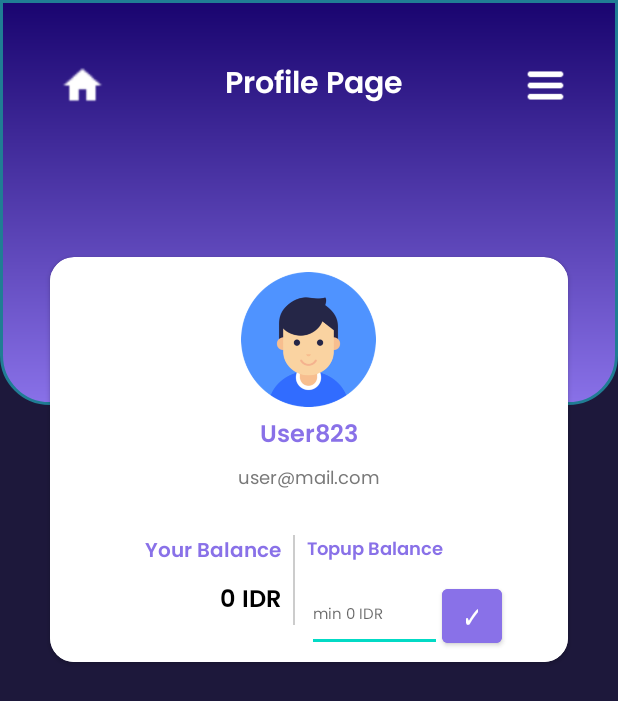
After one commit to torianyap/VACash, an Android app: the Profile screen opened directly, with no data from a screen before it, on a phone screen of 412 x 824 dp. The commit adds this screen. Shown: the top 701 px of the screen. Run offline under Robolectric (Android 15) with nearby library versions, the phone set to English and light mode, and no system bars.

Commit message:
atasnya profile page

```diff
--- a/app/src/main/AndroidManifest.xml
+++ b/app/src/main/AndroidManifest.xml
@@ -16,6 +16,20 @@
             android:name=".LoginPage"
             android:exported="false" />
         <activity
+            android:name=".Profile"
+            android:exported="false">
+            <meta-data
+                android:name="android.app.lib_name"
+                android:value="" />
+        </activity>
+        <activity
+            android:name=".profile"
+            android:exported="false">
+            <meta-data
+                android:name="android.app.lib_name"
+                android:value="" />
+        </activity>
+        <activity
             android:name=".login_page1"
             android:exported="true">
             <intent-filter>
--- /dev/null
+++ b/app/src/main/java/com/example/vacash/Profile.java
@@ -0,0 +1,14 @@
+package com.example.vacash;
+
+import androidx.appcompat.app.AppCompatActivity;
+
+import android.os.Bundle;
+
+public class Profile extends AppCompatActivity {
+
+    @Override
+    protected void onCreate(Bundle savedInstanceState) {
+        super.onCreate(savedInstanceState);
+        setContentView(R.layout.activity_profile);
+    }
+}
--- /dev/null
+++ b/app/src/main/res/drawable-v24/profile_rectangle.xml
@@ -0,0 +1,15 @@
+<?xml version="1.0" encoding="UTF-8"?>
+<shape xmlns:android="http://schemas.android.com/apk/res/android" android:id="@+id/listview_background_shape">
+    <stroke android:width="2dp" android:color="#ff207d94" />
+    <padding android:left="2dp"
+        android:top="2dp"
+        android:right="2dp"
+        android:bottom="2dp" />
+    <corners
+        android:bottomLeftRadius="32dp"
+        android:bottomRightRadius="32dp"/>
+    <gradient
+        android:startColor="#19046F"
+        android:endColor="#8971E8"
+        android:angle="60"/>
+</shape>
--- /dev/null
+++ b/app/src/main/res/layout/activity_profile.xml
@@ -0,0 +1,165 @@
+<?xml version="1.0" encoding="utf-8"?>
+<FrameLayout xmlns:android="http://schemas.android.com/apk/res/android"
+    xmlns:app="http://schemas.android.com/apk/res-auto"
+    xmlns:tools="http://schemas.android.com/tools"
+    android:layout_width="match_parent"
+    android:layout_height="match_parent"
+    tools:context=".Profile"
+    android:background="@color/bgdarkblue">
+
+    <View
+        android:layout_width="match_parent"
+        android:layout_height="270dp"
+        android:background="@drawable/profile_rectangle"/>
+
+    <androidx.appcompat.widget.Toolbar
+        android:layout_width="match_parent"
+        android:layout_height="wrap_content">
+        <Button
+            android:layout_width="30dp"
+            android:layout_height="30dp"
+            android:background="@drawable/home_icon"
+            android:gravity="start"
+            android:layout_margin="40dp"/>
+
+        <TextView
+            android:layout_width="wrap_content"
+            android:layout_height="wrap_content"
+            android:gravity="center"
+            android:layout_margin="40dp"
+            android:text="Profile Page"
+            android:textSize="20dp"
+            android:fontFamily="@font/poppinssemibold"
+            android:textColor="@color/white"/>
+
+        <Button
+            android:layout_width="30dp"
+            android:layout_height="30dp"
+            android:gravity="end"
+            android:background="@drawable/bar_icon"
+            android:layout_margin="40dp"/>
+    </androidx.appcompat.widget.Toolbar>
+
+    <androidx.cardview.widget.CardView
+        android:layout_width="345dp"
+        android:layout_height="270dp"
+        android:layout_gravity="center"
+        android:layout_marginTop="-105dp"
+        app:cardCornerRadius="16dp">
+        <LinearLayout
+            android:layout_width="match_parent"
+            android:layout_height="match_parent"
+            android:background="@color/white"
+            android:orientation="vertical"
+            android:gravity="center"
+            android:layout_marginTop="10dp">
+            <ImageView
+                android:layout_width="90dp"
+                android:layout_height="90dp"
+                android:src="@drawable/profile"/>
+            <TextView
+                android:layout_width="300dp"
+                android:layout_height="25dp"
+                android:text="User823"
+                android:textSize="16dp"
+                android:fontFamily="@font/poppinssemibold"
+                android:gravity="center"
+                android:layout_marginTop="5dp"
+                android:textColor="@color/lightpurple"/>
+            <TextView
+                android:layout_width="300dp"
+                android:layout_height="25dp"
+                android:text="user@mail.com"
+                android:textSize="12dp"
+                android:fontFamily="@font/poppinsregular"
+                android:gravity="center"
+                android:layout_marginTop="5dp"
+                android:textColor="@color/grey"/>
+            <GridLayout
+                android:layout_width="match_parent"
+                android:layout_height="match_parent"
+                android:columnCount="3"
+                android:rowCount="1"
+                android:layout_marginTop="20dp"
+                android:orientation="horizontal"
+                android:useDefaultMargins="true"
+                android:alignmentMode="alignMargins"
+                android:columnOrderPreserved="false">
+
+                <LinearLayout
+                    android:layout_width="150dp"
+                    android:layout_height="wrap_content"
+                    android:orientation="vertical"
+                    android:gravity="end">
+                    <TextView
+                        android:layout_width="match_parent"
+                        android:layout_height="30dp"
+                        android:text="Your Balance"
+                        android:textSize="13dp"
+                        android:textColor="@color/lightpurple"
+                        android:fontFamily="@font/poppinssemibold"
+                        android:gravity="end"/>
+                    <TextView
+                        android:layout_width="wrap_content"
+                        android:layout_height="match_parent"
+                        android:text="0 IDR"
+                        android:textSize="16dp"
+                        android:textColor="@color/black"
+                        android:fontFamily="@font/poppinssemibold"
+                        />
+                </LinearLayout>
+
+                <LinearLayout
+                    android:layout_width="wrap_content"
+                    android:layout_height="wrap_content">
+                    <ImageView
+                        android:layout_width="match_parent"
+                        android:layout_height="match_parent"
+                        android:src="@drawable/line_profile"
+                        />
+                </LinearLayout>
+
+                <LinearLayout
+                    android:layout_width="150dp"
+                    android:layout_height="wrap_content"
+                    android:orientation="vertical"
+                    android:gravity="start">
+                    <TextView
+                        android:layout_width="match_parent"
+                        android:layout_height="20dp"
+                        android:text="Topup Balance"
+                        android:textSize="12dp"
+                        android:fontFamily="@font/poppinssemibold"
+                        android:textColor="@color/lightpurple"
+                        android:gravity="start"/>
+                    <TextView
+                        android:layout_width="match_parent"
+                        android:layout_height="10dp"
+                        android:text="Error messsage"
+                        android:textSize="7dp"
+                        android:visibility="invisible"
+                        android:fontFamily="@font/poppinsregular"
+                        android:textColor="@color/red"/>
+                    <LinearLayout
+                        android:layout_width="match_parent"
+                        android:layout_height="match_parent"
+                        android:orientation="horizontal">
+                        <EditText
+                            android:layout_width="90dp"
+                            android:layout_height="match_parent"
+                            android:hint="min 0 IDR"
+                            android:textSize="10dp"
+                            android:fontFamily="@font/poppinsregular"
+                            android:textColor="@color/black"/>
+                        <Button
+                            android:layout_width="40dp"
+                            android:layout_height="match_parent"
+                            android:text="✓"
+                            android:backgroundTint="@color/lightpurple"/>
+                    </LinearLayout>
+                </LinearLayout>
+            </GridLayout>
+        </LinearLayout>
+    </androidx.cardview.widget.CardView>
+
+</FrameLayout>
--- a/app/src/main/res/layout/login_page1.xml
+++ b/app/src/main/res/layout/login_page1.xml
@@ -55,5 +55,4 @@ Experience by Buying Game’s Cash Item Easily"
         app:layout_constraintEnd_toEndOf="parent"
         app:layout_constraintStart_toStartOf="parent" />
 
-
 </androidx.constraintlayout.widget.ConstraintLayout>
--- a/app/src/main/res/values/colors.xml
+++ b/app/src/main/res/values/colors.xml
@@ -9,4 +9,7 @@
     <color name="white">#FFFFFFFF</color>
     <color name="bgdarkblue">#1D183B</color>
     <color name="btnpink">#F07084</color>
+    <color name="lightpurple">#8971E8</color>
+    <color name="grey">#797979</color>
+    <color name="red">#D9001B</color>
 </resources>
--- a/app/src/main/res/values/themes.xml
+++ b/app/src/main/res/values/themes.xml
@@ -2,7 +2,7 @@
     <!-- Base application theme. -->
     <style name="Theme.VACash" parent="Theme.MaterialComponents.DayNight.NoActionBar">
         <!-- Primary brand color. -->
-        <item name="colorPrimary">@color/purple_500</item>
+        <item name="colorPrimary">@color/white</item>
         <item name="colorPrimaryVariant">@color/purple_700</item>
         <item name="colorOnPrimary">@color/white</item>
         <!-- Secondary brand color. -->
```
Also changed, not shown: app/src/main/res/drawable-v24/profile.png (added), app/src/main/res/drawable/bar_icon.png (added), app/src/main/res/drawable/home_icon.png (added), app/src/main/res/drawable/line_profile.png (added).
